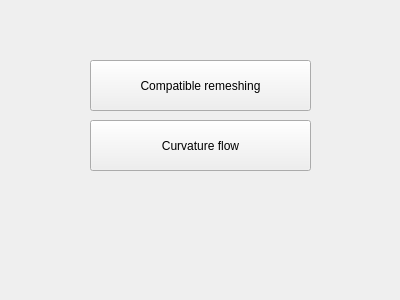
The window that Polyhedron/demo/Polyhedron/Plugins/PMP/Smoothing_plugin.ui (CGAL/cgal) describes before a commit, drawn with Qt 5.
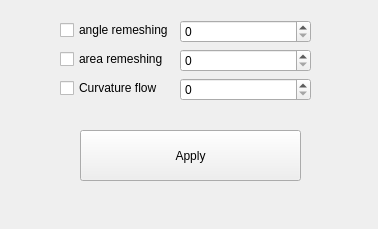
The same window after the commit.

Commit message: improve demo plugin by separating functionalities

The edit to the form file:
```diff
--- a/Polyhedron/demo/Polyhedron/Plugins/PMP/Smoothing_plugin.ui
+++ b/Polyhedron/demo/Polyhedron/Plugins/PMP/Smoothing_plugin.ui
@@ -6,8 +6,8 @@
    <rect>
     <x>0</x>
     <y>0</y>
-    <width>400</width>
-    <height>300</height>
+    <width>378</width>
+    <height>229</height>
    </rect>
   </property>
   <property name="windowTitle">
@@ -17,28 +17,57 @@
    <widget class="QPushButton" name="Compatible_button">
     <property name="geometry">
      <rect>
-      <x>90</x>
-      <y>60</y>
+      <x>80</x>
+      <y>130</y>
       <width>221</width>
       <height>51</height>
      </rect>
     </property>
     <property name="text">
-     <string>Compatible remeshing</string>
+     <string>Apply</string>
     </property>
    </widget>
-   <widget class="QPushButton" name="Curvature_button">
+   <widget class="QWidget" name="layoutWidget">
     <property name="geometry">
      <rect>
-      <x>90</x>
-      <y>120</y>
-      <width>221</width>
-      <height>51</height>
+      <x>60</x>
+      <y>20</y>
+      <width>251</width>
+      <height>101</height>
      </rect>
     </property>
-    <property name="text">
-     <string>Curvature flow</string>
-    </property>
+    <layout class="QFormLayout" name="formLayout">
+     <item row="0" column="0">
+      <widget class="QCheckBox" name="Angle_checkBox">
+       <property name="text">
+        <string>angle remeshing</string>
+       </property>
+      </widget>
+     </item>
+     <item row="0" column="1">
+      <widget class="QSpinBox" name="Area_spinBox"/>
+     </item>
+     <item row="1" column="0">
+      <widget class="QCheckBox" name="Area_checkBox">
+       <property name="text">
+        <string>area remeshing</string>
+       </property>
+      </widget>
+     </item>
+     <item row="1" column="1">
+      <widget class="QSpinBox" name="Angle_spinBox"/>
+     </item>
+     <item row="2" column="0">
+      <widget class="QCheckBox" name="Curvature_checkBox">
+       <property name="text">
+        <string>Curvature flow</string>
+       </property>
+      </widget>
+     </item>
+     <item row="2" column="1">
+      <widget class="QSpinBox" name="Curvature_spinBox"/>
+     </item>
+    </layout>
    </widget>
   </widget>
  </widget>
```
Left out of the diff: 2 changed lines with no effect on the pictures. The commit also changes 2 other files.
